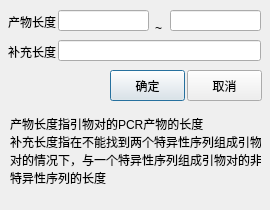
Qt form dialogcustomtask_pair.ui (ChickenSeller/Primer-Maker) before a commit.
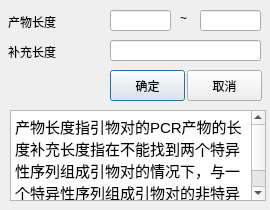
The same form after that commit.

The edit to the form file:
```diff
--- a/dialogcustomtask_pair.ui
+++ b/dialogcustomtask_pair.ui
@@ -16,9 +16,9 @@
   <widget class="QLineEdit" name="lineEdit_7">
    <property name="geometry">
     <rect>
-     <x>58</x>
+     <x>110</x>
      <y>10</y>
-     <width>91</width>
+     <width>61</width>
      <height>21</height>
     </rect>
    </property>
@@ -28,7 +28,7 @@
     <rect>
      <x>8</x>
      <y>26</y>
-     <width>54</width>
+     <width>101</width>
      <height>51</height>
     </rect>
    </property>
@@ -39,9 +39,9 @@
   <widget class="QLineEdit" name="lineEdit_9">
    <property name="geometry">
     <rect>
-     <x>170</x>
+     <x>200</x>
      <y>10</y>
-     <width>91</width>
+     <width>61</width>
      <height>21</height>
     </rect>
    </property>
@@ -51,7 +51,7 @@
     <rect>
      <x>8</x>
      <y>-4</y>
-     <width>54</width>
+     <width>91</width>
      <height>51</height>
     </rect>
    </property>
@@ -62,9 +62,9 @@
   <widget class="QLineEdit" name="lineEdit_8">
    <property name="geometry">
     <rect>
-     <x>58</x>
+     <x>110</x>
      <y>40</y>
-     <width>203</width>
+     <width>151</width>
      <height>21</height>
     </rect>
    </property>
@@ -72,8 +72,8 @@
   <widget class="QLabel" name="label_9">
    <property name="geometry">
     <rect>
-     <x>155</x>
-     <y>20</y>
+     <x>180</x>
+     <y>10</y>
      <width>16</width>
      <height>16</height>
     </rect>
@@ -108,20 +108,21 @@
     <string>取消</string>
    </property>
   </widget>
-  <widget class="QLabel" name="label">
+  <widget class="QTextBrowser" name="textBrowser">
    <property name="geometry">
     <rect>
      <x>10</x>
      <y>110</y>
-     <width>251</width>
-     <height>81</height>
+     <width>256</width>
+     <height>91</height>
     </rect>
    </property>
-   <property name="text">
-    <string>产物长度指引物对的PCR产物的长度
-补充长度指在不能找到两个特异性序列组成引物
-对的情况下，与一个特异性序列组成引物对的非
-特异性序列的长度</string>
+   <property name="html">
+    <string>&lt;!DOCTYPE HTML PUBLIC &quot;-//W3C//DTD HTML 4.0//EN&quot; &quot;http://www.w3.org/TR/REC-html40/strict.dtd&quot;&gt;
+&lt;html&gt;&lt;head&gt;&lt;meta name=&quot;qrichtext&quot; content=&quot;1&quot; /&gt;&lt;style type=&quot;text/css&quot;&gt;
+p, li { white-space: pre-wrap; }
+&lt;/style&gt;&lt;/head&gt;&lt;body style=&quot; font-family:'Cantarell'; font-size:11pt; font-weight:400; font-style:normal;&quot;&gt;
+&lt;p style=&quot; margin-top:0px; margin-bottom:0px; margin-left:0px; margin-right:0px; -qt-block-indent:0; text-indent:0px;&quot;&gt;产物长度指引物对的PCR产物的长度补充长度指在不能找到两个特异性序列组成引物对的情况下，与一个特异性序列组成引物对的非特异性序列的长度&lt;/p&gt;&lt;/body&gt;&lt;/html&gt;</string>
    </property>
   </widget>
  </widget>
```
